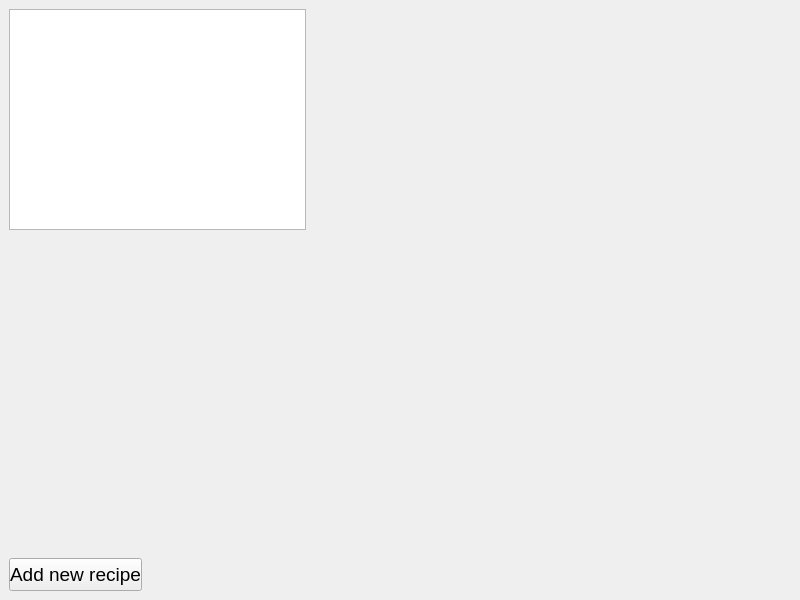
oimp9gr/control_test_2_1, file widget.ui: the form before one commit.
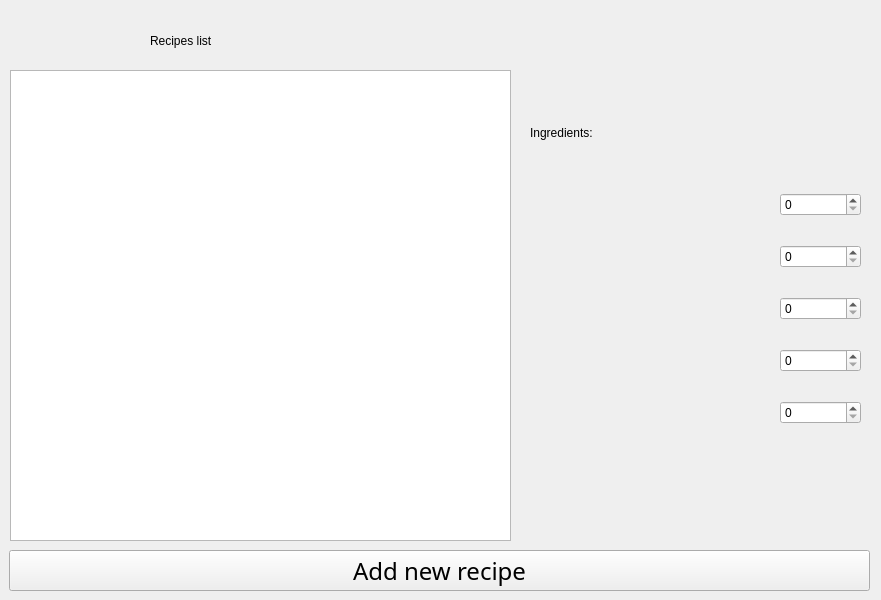
The form after the commit.

What changed in the file:
```diff
--- a/widget.ui
+++ b/widget.ui
@@ -6,7 +6,7 @@
    <rect>
     <x>0</x>
     <y>0</y>
-    <width>800</width>
+    <width>881</width>
     <height>600</height>
    </rect>
   </property>
@@ -16,10 +16,10 @@
   <widget class="QSplitter" name="splitter">
    <property name="geometry">
     <rect>
-     <x>9</x>
-     <y>9</y>
-     <width>297</width>
-     <height>221</height>
+     <x>10</x>
+     <y>70</y>
+     <width>501</width>
+     <height>471</height>
     </rect>
    </property>
    <property name="orientation">
@@ -43,20 +43,149 @@
    <property name="geometry">
     <rect>
      <x>9</x>
-     <y>558</y>
-     <width>133</width>
-     <height>33</height>
+     <y>550</y>
+     <width>861</width>
+     <height>41</height>
     </rect>
    </property>
    <property name="font">
     <font>
-     <pointsize>14</pointsize>
+     <family>Segoe Script</family>
+     <pointsize>18</pointsize>
+     <weight>50</weight>
+     <italic>false</italic>
+     <bold>false</bold>
     </font>
    </property>
+   <property name="styleSheet">
+    <string notr="true">font: 18pt &quot;Segoe Script&quot;;</string>
+   </property>
    <property name="text">
     <string>Add new recipe</string>
    </property>
   </widget>
+  <widget class="QLabel" name="label">
+   <property name="geometry">
+    <rect>
+     <x>150</x>
+     <y>20</y>
+     <width>291</width>
+     <height>41</height>
+    </rect>
+   </property>
+   <property name="styleSheet">
+    <string notr="true">font: 18pt &quot;Segoe Script&quot;;</string>
+   </property>
+   <property name="text">
+    <string>Recipes list</string>
+   </property>
+  </widget>
+  <widget class="QWidget" name="">
+   <property name="geometry">
+    <rect>
+     <x>530</x>
+     <y>70</y>
+     <width>321</width>
+     <height>81</height>
+    </rect>
+   </property>
+   <layout class="QVBoxLayout" name="verticalLayout">
+    <item>
+     <widget class="QLabel" name="label_2">
+      <property name="styleSheet">
+       <string notr="true">font: 12pt &quot;MS Shell Dlg 2&quot;;</string>
+      </property>
+      <property name="text">
+       <string/>
+      </property>
+     </widget>
+    </item>
+    <item>
+     <widget class="QLabel" name="label_3">
+      <property name="styleSheet">
+       <string notr="true">font: 16pt &quot;Segoe Script&quot;;</string>
+      </property>
+      <property name="text">
+       <string>Ingredients:</string>
+      </property>
+     </widget>
+    </item>
+   </layout>
+  </widget>
+  <widget class="QWidget" name="">
+   <property name="geometry">
+    <rect>
+     <x>530</x>
+     <y>170</y>
+     <width>231</width>
+     <height>281</height>
+    </rect>
+   </property>
+   <layout class="QVBoxLayout" name="verticalLayout_2">
+    <item>
+     <widget class="QLabel" name="i1">
+      <property name="text">
+       <string/>
+      </property>
+     </widget>
+    </item>
+    <item>
+     <widget class="QLabel" name="i2">
+      <property name="text">
+       <string/>
+      </property>
+     </widget>
+    </item>
+    <item>
+     <widget class="QLabel" name="i3">
+      <property name="text">
+       <string/>
+      </property>
+     </widget>
+    </item>
+    <item>
+     <widget class="QLabel" name="i4">
+      <property name="text">
+       <string/>
+      </property>
+     </widget>
+    </item>
+    <item>
+     <widget class="QLabel" name="i5">
+      <property name="text">
+       <string/>
+      </property>
+     </widget>
+    </item>
+   </layout>
+  </widget>
+  <widget class="QWidget" name="">
+   <property name="geometry">
+    <rect>
+     <x>780</x>
+     <y>170</y>
+     <width>81</width>
+     <height>281</height>
+    </rect>
+   </property>
+   <layout class="QVBoxLayout" name="verticalLayout_4">
+    <item>
+     <widget class="QSpinBox" name="spinBox_1"/>
+    </item>
+    <item>
+     <widget class="QSpinBox" name="spinBox_2"/>
+    </item>
+    <item>
+     <widget class="QSpinBox" name="spinBox_3"/>
+    </item>
+    <item>
+     <widget class="QSpinBox" name="spinBox_4"/>
+    </item>
+    <item>
+     <widget class="QSpinBox" name="spinBox_5"/>
+    </item>
+   </layout>
+  </widget>
  </widget>
  <resources/>
  <connections/>
```
